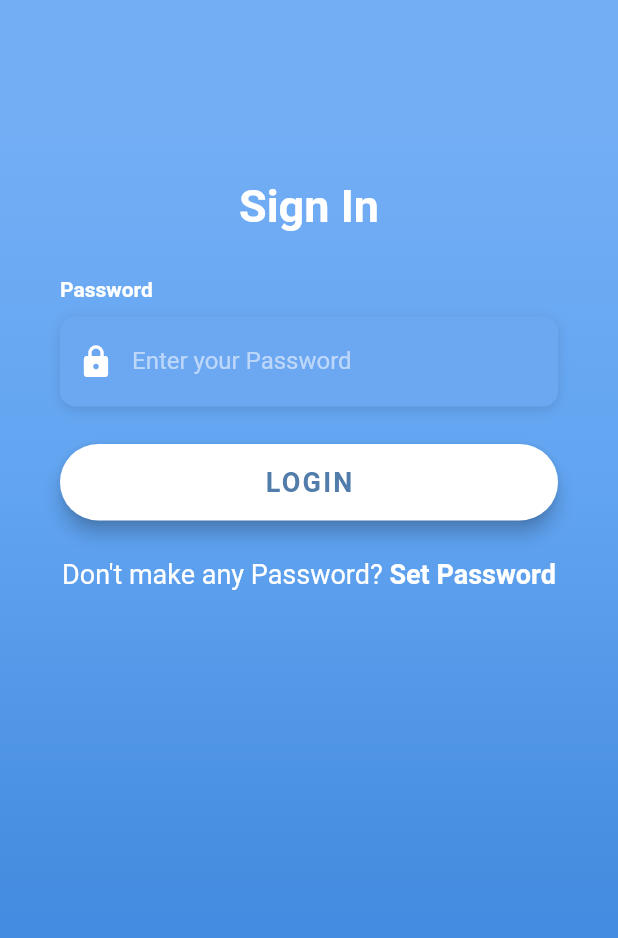
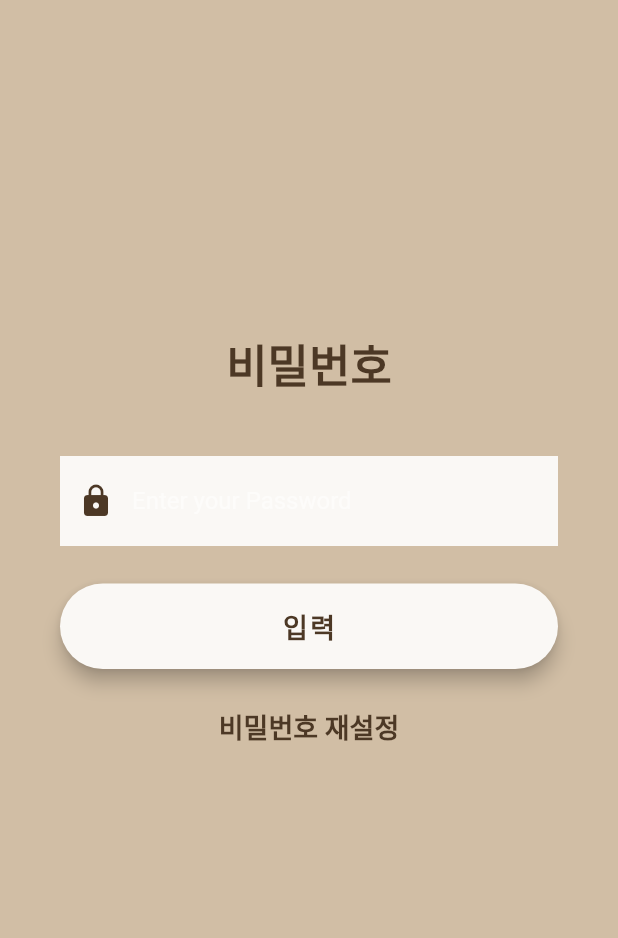
Before and after one commit to jwjin95/SW_project, a Flutter app: the screen it shows after launch, on a phone screen of 412 x 824 dp. Shown: the top 938 px of the screen. Run offline on Flutter 3.47's test engine with Material 2 defaults, Android fonts, the phone set to English and light mode, and no system bars; our stand-ins replace bubble, date_format, flutter_calendar_carousel, flutter_local_notifications, google_fonts, image_picker and 2 more; missing offline and left inert: speech_bubble; Roboto replaces fonts that are missing (OpenSans, Shrikhand-Regular).

Commit message:
feat : edit fonts

```diff
--- a/lib/screens/login_screen.dart
+++ b/lib/screens/login_screen.dart
@@ -4,6 +4,11 @@ import 'package:softwareEngineering/utilities/constants.dart';
 import 'setpassword.dart';
 import 'confirm.dart';
 import 'package:softwareEngineering/main.dart';
+import 'package:softwareEngineering/ThemaColorList.dart';
+import 'package:softwareEngineering/ThemaFont.dart';
+import 'package:flutter/foundation.dart';
+import 'package:provider/provider.dart';
+
 class LoginScreen extends StatefulWidget {
   String setpassword='';
   LoginScreen(String str){
@@ -28,16 +33,27 @@ class _LoginScreenState extends State<LoginScreen> {
 
 
   void _showDialog(BuildContext context) {
+    final themaFont curFont=Provider.of<themaFont>(context);
+    final mainThema curThema=Provider.of<mainThema>(context);
     showDialog(
       context: context,
       builder: (BuildContext context) {
         // return object of type Dialog
         return AlertDialog(
-          title: new Text("Warning!"),
-          content: new Text("Password Not Matched"),
+          title: new Text("Warning!", style: TextStyle(
+            color: Color(curThema.getThemaList()['버튼글씨']),
+            fontFamily: curFont.getFont(),
+          ),),
+          content: new Text("비밀번호가 맞지 않습니다.", style: TextStyle(
+            color: Color(curThema.getThemaList()['버튼글씨']),
+            fontFamily: curFont.getFont(),
+          ),),
           actions: <Widget>[
             new FlatButton(
-              child: new Text("Close"),
+              child: new Text("Close", style: TextStyle(
+                color: Color(curThema.getThemaList()['버튼글씨']),
+                fontFamily: curFont.getFont(),
+              ),),
               onPressed: () {
                 Navigator.pop(context);
               },
@@ -48,30 +64,30 @@ class _LoginScreenState extends State<LoginScreen> {
     );
   }
   Widget _buildPasswordTF() {
+    final themaFont curFont=Provider.of<themaFont>(context);
+    final mainThema curThema=Provider.of<mainThema>(context);
     return Column(
       crossAxisAlignment: CrossAxisAlignment.start,
       children: <Widget>[
-        Text(
-          'Password',
-          style: kLabelStyle,
-        ),
         SizedBox(height: 10.0),
         Container(
           alignment: Alignment.centerLeft,
-          decoration: kBoxDecorationStyle,
+          decoration: BoxDecoration(
+            color: Color(curThema.getThemaList()['버튼배경색']),),
           height: 60.0,
           child: TextField(
             obscureText: true,
             style: TextStyle(
-              color: Colors.white,
-              fontFamily: 'OpenSans',
+              color: Color(curThema.getThemaList()['버튼글씨']),
+              fontFamily: curFont.getFont(),
             ),
             decoration: InputDecoration(
               border: InputBorder.none,
               contentPadding: EdgeInsets.only(top: 14.0),
               prefixIcon: Icon(
                 Icons.lock,
-                color: Colors.white,
+
+                color: Color(curThema.getThemaList()['버튼글씨']),
               ),
               hintText: 'Enter your Password',
               hintStyle: kHintTextStyle,
@@ -98,6 +114,8 @@ class _LoginScreenState extends State<LoginScreen> {
 
 
   Widget _buildLoginBtn() {
+    final themaFont curFont=Provider.of<themaFont>(context);
+    final mainThema curThema=Provider.of<mainThema>(context);
     return Container(
       padding: EdgeInsets.symmetric(vertical: 25.0),
       width: double.infinity,
@@ -121,16 +139,16 @@ class _LoginScreenState extends State<LoginScreen> {
         shape: RoundedRectangleBorder(
           borderRadius: BorderRadius.circular(30.0),
         ),
-        color: Colors.white,
+        color: Color(curThema.getThemaList()['버튼배경색']),
 
         child: Text(
-          'LOGIN',
+          '입력',
           style: TextStyle(
-            color: Color(0xFF527DAA),
+            color: Color(curThema.getThemaList()['버튼글씨']),
             letterSpacing: 1.5,
             fontSize: 18.0,
             fontWeight: FontWeight.bold,
-            fontFamily: 'OpenSans',
+            fontFamily: curFont.getFont(),
           ),
         ),
       ),
@@ -139,6 +157,8 @@ class _LoginScreenState extends State<LoginScreen> {
 
 
   Widget _buildSignupBtn() {
+    final themaFont curFont=Provider.of<themaFont>(context);
+    final mainThema curThema=Provider.of<mainThema>(context);
     return GestureDetector(
       onTap: () {
 
@@ -153,19 +173,12 @@ class _LoginScreenState extends State<LoginScreen> {
         text: TextSpan(
           children: [
             TextSpan(
-              text: 'Don\'t make any Password? ',
+              text: '비밀번호 재설정',
               style: TextStyle(
-                color: Colors.white,
-                fontSize: 18.0,
-                fontWeight: FontWeight.w400,
-              ),
-            ),
-            TextSpan(
-              text: 'Set Password',
-              style: TextStyle(
-                color: Colors.white,
+                color: Color(curThema.getThemaList()['달력상단']),
                 fontSize: 18.0,
                 fontWeight: FontWeight.bold,
+                fontFamily: curFont.getFont(),
               ),
             ),
           ],
@@ -177,6 +190,8 @@ class _LoginScreenState extends State<LoginScreen> {
 
   @override
   Widget build(BuildContext context) {
+    final themaFont curFont=Provider.of<themaFont>(context);
+    final mainThema curThema=Provider.of<mainThema>(context);
     return Scaffold(
       body: AnnotatedRegion<SystemUiOverlayStyle>(
         value: SystemUiOverlayStyle.light,
@@ -188,18 +203,7 @@ class _LoginScreenState extends State<LoginScreen> {
                 height: double.infinity,
                 width: double.infinity,
                 decoration: BoxDecoration(
-                  gradient: LinearGradient(
-                    begin: Alignment.topCenter,
-                    end: Alignment.bottomCenter,
-
-                    colors: [
-                      Color(0xFF73AEF5),
-                      Color(0xFF61A4F1),
-                      Color(0xFF478DE0),
-                      Color(0xFF398AE5),
-                    ],
-                    stops: [0.1, 0.4, 0.7, 0.9],
-                  ),
+                  color:  Color(curThema.getThemaList()['어플상하단색']),
                 ),
               ),
               Container(
@@ -208,16 +212,16 @@ class _LoginScreenState extends State<LoginScreen> {
                   physics: AlwaysScrollableScrollPhysics(),
                   padding: EdgeInsets.symmetric(
                     horizontal: 40.0,
-                    vertical: 120.0,
+                    vertical: 220.0,
                   ),
                   child: Column(
                     mainAxisAlignment: MainAxisAlignment.center,
                     children: <Widget>[
                       Text(
-                        'Sign In',
+                        '비밀번호',
                         style: TextStyle(
-                          color: Colors.white,
-                          fontFamily: 'OpenSans',
+                          color: Color(curThema.getThemaList()['어플상하단글씨']),
+                          fontFamily: curFont.getFont(),
                           fontSize: 30.0,
                           fontWeight: FontWeight.bold,
                         ),
```
Also changed, not shown: lib/screens/confirm.dart (+40 -29 lines), lib/screens/setpassword.dart (+32 -32 lines), 2 other files.
